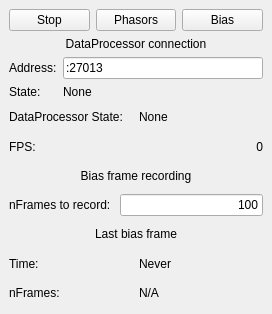
amjjam/obs, file DataProcessorGUI/DataProcessorGUI/DataProcessorGUI.ui: the form before one commit.
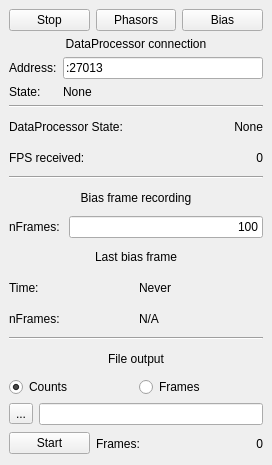
The form after the commit.

Patch:
```diff
--- a/DataProcessorGUI/DataProcessorGUI/DataProcessorGUI.ui
+++ b/DataProcessorGUI/DataProcessorGUI/DataProcessorGUI.ui
@@ -7,7 +7,7 @@
     <x>0</x>
     <y>0</y>
     <width>272</width>
-    <height>314</height>
+    <height>465</height>
    </rect>
   </property>
   <property name="windowTitle">
@@ -94,6 +94,13 @@
       </item>
      </layout>
     </item>
+    <item>
+     <widget class="Line" name="line_2">
+      <property name="orientation">
+       <enum>Qt::Orientation::Horizontal</enum>
+      </property>
+     </widget>
+    </item>
     <item>
      <layout class="QHBoxLayout" name="horizontalLayout_3">
       <item>
@@ -111,6 +118,9 @@
         <property name="text">
          <string>None</string>
         </property>
+        <property name="alignment">
+         <set>Qt::AlignmentFlag::AlignRight|Qt::AlignmentFlag::AlignTrailing|Qt::AlignmentFlag::AlignVCenter</set>
+        </property>
        </widget>
       </item>
      </layout>
@@ -120,7 +130,7 @@
       <item>
        <widget class="QLabel" name="label_5">
         <property name="text">
-         <string>FPS:</string>
+         <string>FPS received:</string>
         </property>
        </widget>
       </item>
@@ -139,6 +149,13 @@
       </item>
      </layout>
     </item>
+    <item>
+     <widget class="Line" name="line">
+      <property name="orientation">
+       <enum>Qt::Orientation::Horizontal</enum>
+      </property>
+     </widget>
+    </item>
     <item>
      <widget class="QLabel" name="label_2">
       <property name="text">
@@ -154,7 +171,7 @@
       <item>
        <widget class="QLabel" name="label_3">
         <property name="text">
-         <string>nFrames to record: </string>
+         <string>nFrames: </string>
         </property>
        </widget>
       </item>
@@ -206,25 +223,105 @@
     </item>
     <item>
      <layout class="QHBoxLayout" name="horizontalLayout_6">
-      <item>
-       <widget class="QLabel" name="label_n_bias">
-        <property name="text">
-         <string>nFrames:</string>
-        </property>
-       </widget>
-      </item>
       <item>
        <widget class="QLabel" name="label_11">
         <property name="toolTip">
          <string>Number of frames used to record last bias frame</string>
         </property>
         <property name="text">
+         <string>nFrames:</string>
+        </property>
+       </widget>
+      </item>
+      <item>
+       <widget class="QLabel" name="label_n_bias">
+        <property name="text">
          <string>N/A</string>
         </property>
        </widget>
       </item>
      </layout>
     </item>
+    <item>
+     <widget class="Line" name="line_4">
+      <property name="orientation">
+       <enum>Qt::Orientation::Horizontal</enum>
+      </property>
+     </widget>
+    </item>
+    <item>
+     <widget class="QLabel" name="label_4">
+      <property name="text">
+       <string>File output</string>
+      </property>
+      <property name="alignment">
+       <set>Qt::AlignmentFlag::AlignCenter</set>
+      </property>
+     </widget>
+    </item>
+    <item>
+     <layout class="QHBoxLayout" name="horizontalLayout_7">
+      <item>
+       <widget class="QRadioButton" name="radioButton_FileCounts">
+        <property name="text">
+         <string>Counts</string>
+        </property>
+        <property name="checked">
+         <bool>true</bool>
+        </property>
+       </widget>
+      </item>
+      <item>
+       <widget class="QRadioButton" name="radioButton_FileFrames">
+        <property name="text">
+         <string>Frames</string>
+        </property>
+       </widget>
+      </item>
+     </layout>
+    </item>
+    <item>
+     <layout class="QHBoxLayout" name="horizontalLayout_8">
+      <item>
+       <widget class="QToolButton" name="toolButton_File">
+        <property name="text">
+         <string>...</string>
+        </property>
+       </widget>
+      </item>
+      <item>
+       <widget class="QLineEdit" name="lineEdit_FileOutput"/>
+      </item>
+     </layout>
+    </item>
+    <item>
+     <layout class="QHBoxLayout" name="horizontalLayout_9">
+      <item>
+       <widget class="QPushButton" name="pushButton_FileStartStop">
+        <property name="text">
+         <string>Start</string>
+        </property>
+       </widget>
+      </item>
+      <item>
+       <widget class="QLabel" name="label_13">
+        <property name="text">
+         <string>Frames:</string>
+        </property>
+       </widget>
+      </item>
+      <item>
+       <widget class="QLabel" name="label_FileFrames">
+        <property name="text">
+         <string>0</string>
+        </property>
+        <property name="alignment">
+         <set>Qt::AlignmentFlag::AlignRight|Qt::AlignmentFlag::AlignTrailing|Qt::AlignmentFlag::AlignVCenter</set>
+        </property>
+       </widget>
+      </item>
+     </layout>
+    </item>
    </layout>
   </widget>
  </widget>
```
